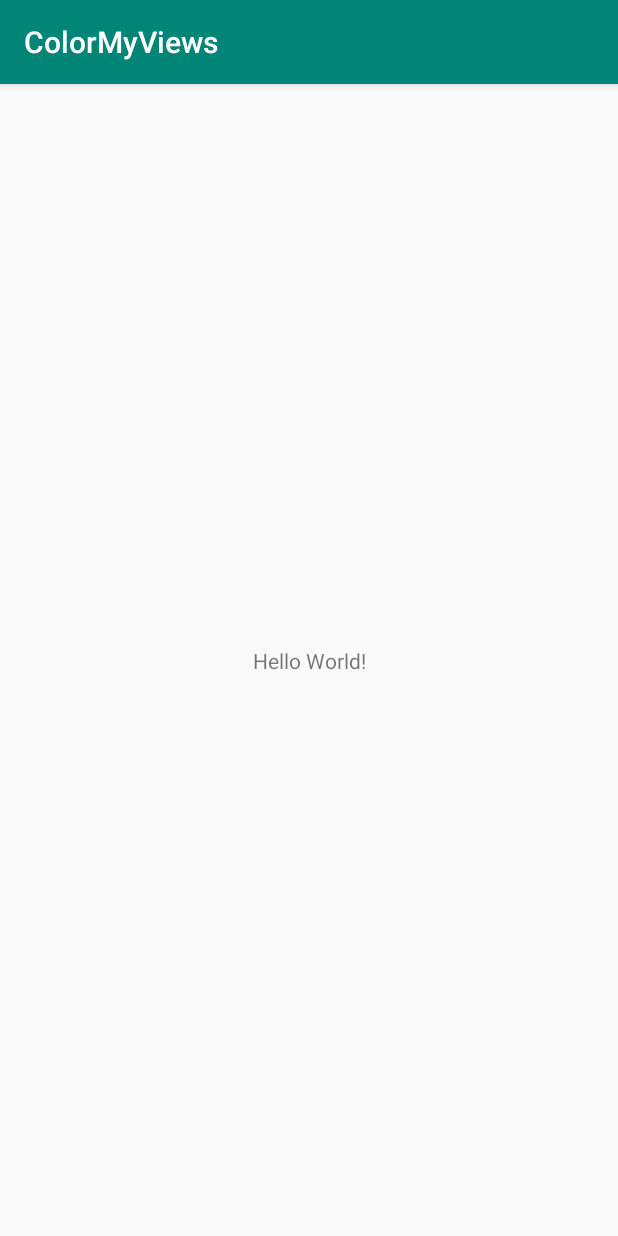
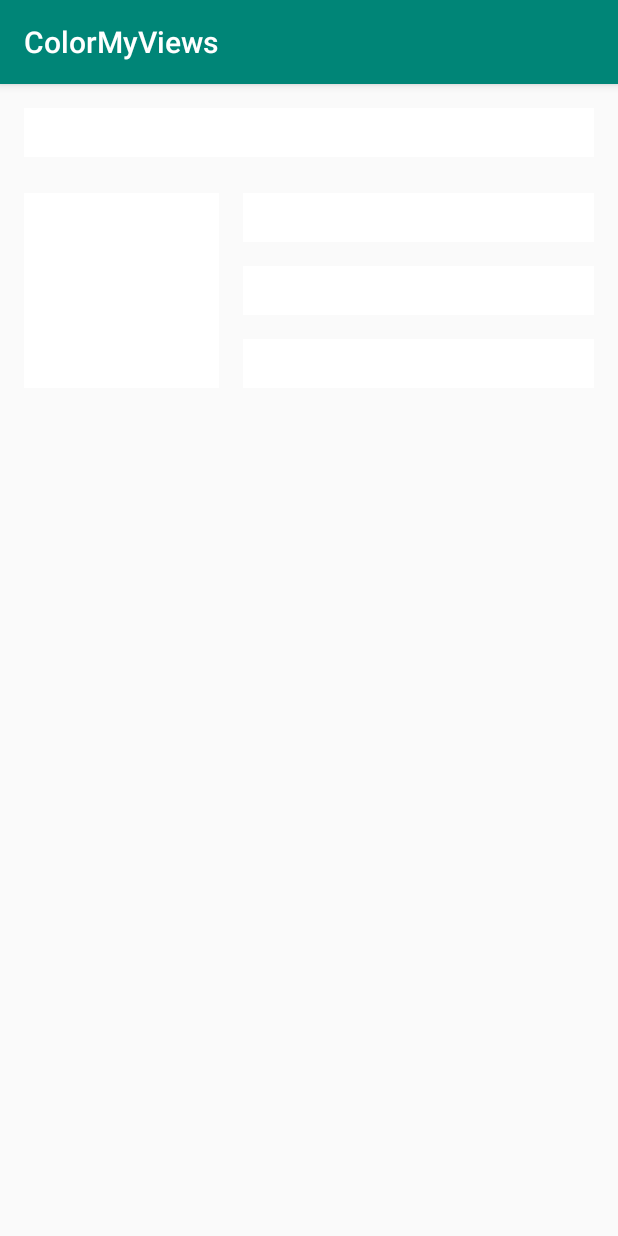
Before and after one commit to l3l3vill/ColorMyViews, an Android app: the screen it shows after launch (MainActivity), on a phone screen of 412 x 824 dp. Run offline under Robolectric (Android 15) with nearby library versions, the phone set to English and light mode, and no system bars.

Commit message:
constraint layout and colors

```diff
--- a/app/src/main/java/com/example/colormyviews/MainActivity.kt
+++ b/app/src/main/java/com/example/colormyviews/MainActivity.kt
@@ -1,12 +1,39 @@
 package com.example.colormyviews
 
+import android.graphics.Color
 import androidx.appcompat.app.AppCompatActivity
 import android.os.Bundle
+import android.view.View
+import kotlinx.android.synthetic.main.activity_main.*
 
 class MainActivity : AppCompatActivity() {
 
     override fun onCreate(savedInstanceState: Bundle?) {
         super.onCreate(savedInstanceState)
         setContentView(R.layout.activity_main)
+        setListeners()
+    }
+
+    private fun setListeners(){
+        val clickeableViews : List<View> =
+            listOf(one_box_text,box_two,box_three,box_four,box_five, constrain)
+
+        for(item in clickeableViews){
+            item.setOnClickListener {
+                makeColored(it)
+            }
+        }
+    }
+
+    private fun makeColored(view: View){
+        when(view.id){
+            R.id.one_box_text -> view.setBackgroundColor(Color.DKGRAY)
+            R.id.box_two-> view.setBackgroundColor(Color.GRAY)
+
+            R.id.box_three-> view.setBackgroundResource(android.R.color.holo_blue_light)
+            R.id.box_four-> view.setBackgroundResource(android.R.color.holo_orange_dark)
+            R.id.box_five-> view.setBackgroundResource(android.R.color.holo_green_light)
+            else -> view.setBackgroundColor(Color.LTGRAY)
+        }
     }
 }
--- a/app/src/main/res/layout/activity_main.xml
+++ b/app/src/main/res/layout/activity_main.xml
@@ -2,17 +2,75 @@
 <androidx.constraintlayout.widget.ConstraintLayout xmlns:android="http://schemas.android.com/apk/res/android"
     xmlns:app="http://schemas.android.com/apk/res-auto"
     xmlns:tools="http://schemas.android.com/tools"
+    android:id="@+id/constrain"
     android:layout_width="match_parent"
     android:layout_height="match_parent"
     tools:context=".MainActivity">
 
     <TextView
-        android:layout_width="wrap_content"
+        android:id="@+id/one_box_text"
+        style="@style/whiteBox"
+        android:layout_width="0dp"
         android:layout_height="wrap_content"
-        android:text="Hello World!"
-        app:layout_constraintBottom_toBottomOf="parent"
+        android:layout_marginLeft="@dimen/margin_wide"
+        android:layout_marginTop="@dimen/margin_wide"
+        android:layout_marginRight="@dimen/margin_wide"
+        android:text="@string/box_one"
+        app:layout_constraintHorizontal_bias="0.0"
         app:layout_constraintLeft_toLeftOf="parent"
         app:layout_constraintRight_toRightOf="parent"
         app:layout_constraintTop_toTopOf="parent" />
 
+    <TextView
+        android:id="@+id/box_two"
+        style="@style/whiteBox"
+        android:layout_width="130dp"
+        android:layout_height="130dp"
+        android:layout_marginStart="16dp"
+        android:layout_marginTop="24dp"
+        android:text="@string/box_two"
+        app:layout_constraintStart_toStartOf="parent"
+        app:layout_constraintTop_toBottomOf="@+id/one_box_text" />
+
+    <TextView
+        android:id="@+id/box_three"
+        style="@style/whiteBox"
+        android:layout_width="0dp"
+        android:layout_height="wrap_content"
+        android:layout_marginStart="16dp"
+        android:layout_marginEnd="16dp"
+        android:text="@string/box_trhee"
+        app:layout_constraintBottom_toTopOf="@+id/box_four"
+        app:layout_constraintEnd_toEndOf="parent"
+        app:layout_constraintStart_toEndOf="@+id/box_two"
+        app:layout_constraintTop_toTopOf="@+id/box_two" />
+
+    <TextView
+        android:id="@+id/box_four"
+        style="@style/whiteBox"
+        android:layout_width="0dp"
+        android:layout_height="wrap_content"
+        android:layout_marginStart="16dp"
+        android:layout_marginTop="16dp"
+        android:layout_marginEnd="16dp"
+        android:layout_marginBottom="16dp"
+        android:text="@string/box_four"
+        app:layout_constraintBottom_toTopOf="@+id/box_five"
+        app:layout_constraintEnd_toEndOf="parent"
+        app:layout_constraintStart_toEndOf="@+id/box_two"
+        app:layout_constraintTop_toBottomOf="@+id/box_three" />
+
+    <TextView
+        android:id="@+id/box_five"
+        style="@style/whiteBox"
+        android:layout_width="0dp"
+        android:layout_height="wrap_content"
+        android:layout_marginStart="16dp"
+        android:layout_marginEnd="16dp"
+        android:text="@string/box_five"
+        app:layout_constraintBottom_toBottomOf="@+id/box_two"
+        app:layout_constraintEnd_toEndOf="parent"
+        app:layout_constraintStart_toEndOf="@+id/box_two"
+        app:layout_constraintTop_toBottomOf="@+id/box_four" />
+
 </androidx.constraintlayout.widget.ConstraintLayout>
--- a/app/src/main/res/values/colors.xml
+++ b/app/src/main/res/values/colors.xml
@@ -2,5 +2,5 @@
 <resources>
     <color name="colorPrimary">#008577</color>
     <color name="colorPrimaryDark">#00574B</color>
-    <color name="colorAccent">#D81B60</color>
+    <color name="colorAccent">#1BD8A2</color>
 </resources>
--- /dev/null
+++ b/app/src/main/res/values/dimens.xml
@@ -0,0 +1,7 @@
+<?xml version="1.0" encoding="utf-8"?>
+<resources>
+    <dimen name = "margin_wide"> 16dp </dimen>
+    <dimen name = "margin_half"> 8dp </dimen>
+    <dimen name = "box_text_size"> 24sp </dimen>
+
+</resources>
--- a/app/src/main/res/values/strings.xml
+++ b/app/src/main/res/values/strings.xml
@@ -1,3 +1,11 @@
 <resources>
     <string name="app_name">ColorMyViews</string>
+    <string name="box_one">Box One</string>
+    <string name="box_two">Box two</string>
+    <string name="box_trhee">Box trhee</string>
+    <string name="box_four">Box four</string>
+    <string name="box_five">Box five</string>
+    <string name="box_red">RED</string>
+    <string name="box_yellow">YELLOW</string>
+    <string name="box_green">GREEN</string>
 </resources>
--- a/app/src/main/res/values/styles.xml
+++ b/app/src/main/res/values/styles.xml
@@ -7,5 +7,13 @@
         <item name="colorPrimaryDark">@color/colorPrimaryDark</item>
         <item name="colorAccent">@color/colorAccent</item>
     </style>
+    <style name="whiteBox">
+        <item name="android:background">@android:color/white</item>
+        <item name="android:textAlignment">center</item>
+        <item name="android:textSize">@dimen/box_text_size</item>
+        <item name="android:textStyle">bold</item>
+        <item name="android:textColor">@android:color/white</item>
+        <item name="android:fontFamily">@font/roboto</item>
+    </style>
 
 </resources>
```
Also changed, not shown: app/src/main/res/font/roboto.ttf (added).
